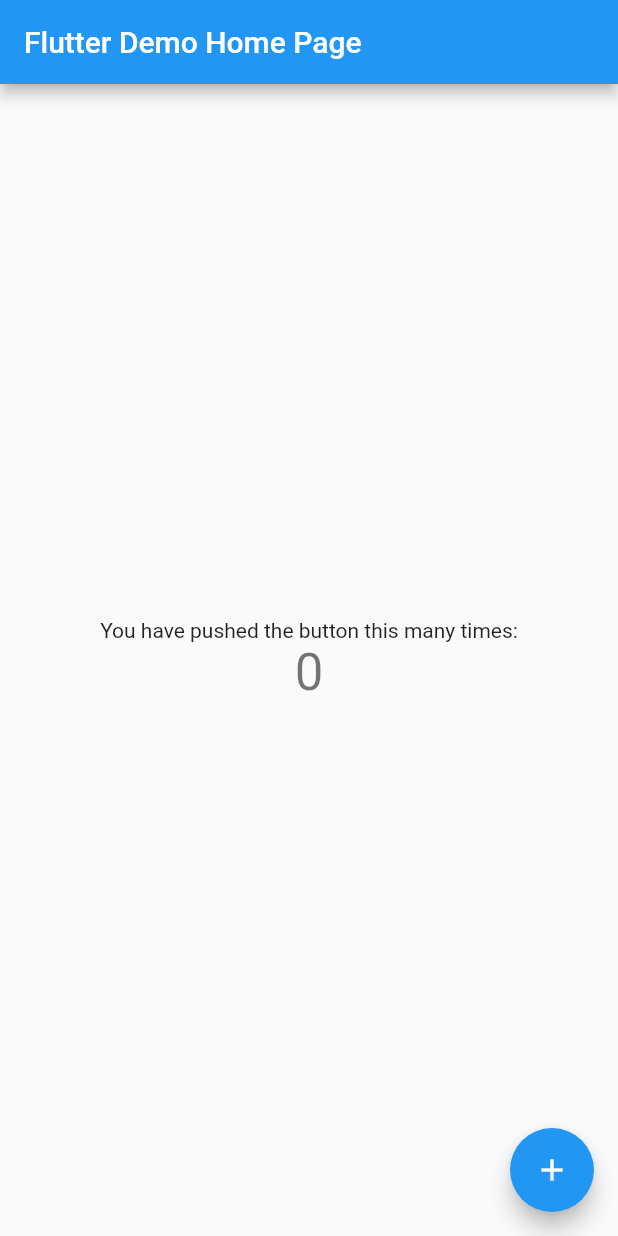
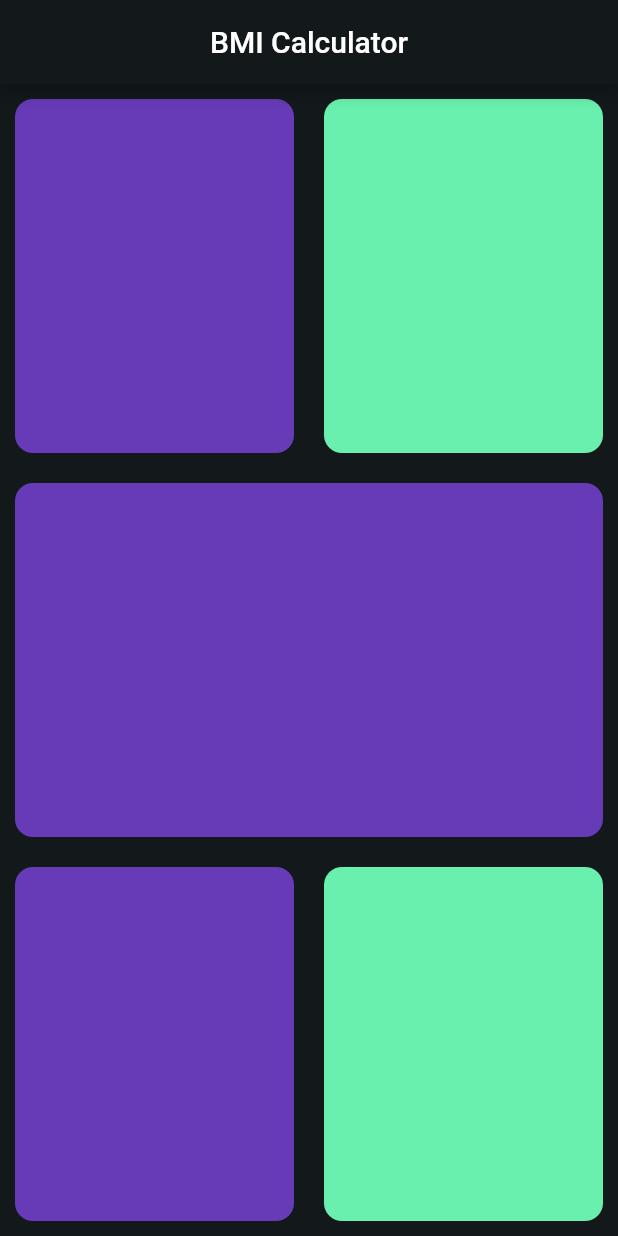
Before and after one commit to fernandomgv/flutter_codigo5_bmi, a Flutter app: the screen it shows after launch, on a phone screen of 412 x 824 dp. Run offline on Flutter 3.47's test engine with Material 2 defaults, Android fonts, the phone set to English and light mode, and no system bars.

```diff
--- a/lib/main.dart
+++ b/lib/main.dart
@@ -1,115 +1,25 @@
 import 'package:flutter/material.dart';
+import 'package:flutter_codigo_bmi/page/input_page.dart';
 
 void main() {
-  runApp(const MyApp());
+  runApp(MyApp());
 }
 
 class MyApp extends StatelessWidget {
   const MyApp({Key? key}) : super(key: key);
 
-  // This widget is the root of your application.
   @override
   Widget build(BuildContext context) {
     return MaterialApp(
-      title: 'Flutter Demo',
-      theme: ThemeData(
-        // This is the theme of your application.
-        //
-        // Try running your application with "flutter run". You'll see the
-        // application has a blue toolbar. Then, without quitting the app, try
-        // changing the primarySwatch below to Colors.green and then invoke
-        // "hot reload" (press "r" in the console where you ran "flutter run",
-        // or simply save your changes to "hot reload" in a Flutter IDE).
-        // Notice that the counter didn't reset back to zero; the application
-        // is not restarted.
-        primarySwatch: Colors.blue,
+      debugShowCheckedModeBanner: false,
+      theme: ThemeData.dark().copyWith(
+        appBarTheme: const AppBarTheme(
+          backgroundColor: Color(0xff13191B),
+        ),
+        scaffoldBackgroundColor: Color(0xff13191B),
       ),
-      home: const MyHomePage(title: 'Flutter Demo Home Page'),
+      //theme: ThemeData.light(),
+      home: InputPage(),
     );
   }
 }
-
-class MyHomePage extends StatefulWidget {
-  const MyHomePage({Key? key, required this.title}) : super(key: key);
-
-  // This widget is the home page of your application. It is stateful, meaning
-  // that it has a State object (defined below) that contains fields that affect
-  // how it looks.
-
-  // This class is the configuration for the state. It holds the values (in this
-  // case the title) provided by the parent (in this case the App widget) and
-  // used by the build method of the State. Fields in a Widget subclass are
-  // always marked "final".
-
-  final String title;
-
-  @override
-  State<MyHomePage> createState() => _MyHomePageState();
-}
-
-class _MyHomePageState extends State<MyHomePage> {
-  int _counter = 0;
-
-  void _incrementCounter() {
-    setState(() {
-      // This call to setState tells the Flutter framework that something has
-      // changed in this State, which causes it to rerun the build method below
-      // so that the display can reflect the updated values. If we changed
-      // _counter without calling setState(), then the build method would not be
-      // called again, and so nothing would appear to happen.
-      _counter++;
-    });
-  }
-
-  @override
-  Widget build(BuildContext context) {
-    // This method is rerun every time setState is called, for instance as done
-    // by the _incrementCounter method above.
-    //
-    // The Flutter framework has been optimized to make rerunning build methods
-    // fast, so that you can just rebuild anything that needs updating rather
-    // than having to individually change instances of widgets.
-    return Scaffold(
-      appBar: AppBar(
-        // Here we take the value from the MyHomePage object that was created by
-        // the App.build method, and use it to set our appbar title.
-        title: Text(widget.title),
-      ),
-      body: Center(
-        // Center is a layout widget. It takes a single child and positions it
-        // in the middle of the parent.
-        child: Column(
-          // Column is also a layout widget. It takes a list of children and
-          // arranges them vertically. By default, it sizes itself to fit its
-          // children horizontally, and tries to be as tall as its parent.
-          //
-          // Invoke "debug painting" (press "p" in the console, choose the
-          // "Toggle Debug Paint" action from the Flutter Inspector in Android
-          // Studio, or the "Toggle Debug Paint" command in Visual Studio Code)
-          // to see the wireframe for each widget.
-          //
-          // Column has various properties to control how it sizes itself and
-          // how it positions its children. Here we use mainAxisAlignment to
-          // center the children vertically; the main axis here is the vertical
-          // axis because Columns are vertical (the cross axis would be
-          // horizontal).
-          mainAxisAlignment: MainAxisAlignment.center,
-          children: <Widget>[
-            const Text(
-              'You have pushed the button this many times:',
-            ),
-            Text(
-              '$_counter',
-              style: Theme.of(context).textTheme.headline4,
-            ),
-          ],
-        ),
-      ),
-      floatingActionButton: FloatingActionButton(
-        onPressed: _incrementCounter,
-        tooltip: 'Increment',
-        child: const Icon(Icons.add),
-      ), // This trailing comma makes auto-formatting nicer for build methods.
-    );
-  }
-}
--- /dev/null
+++ b/lib/page/input_page.dart
@@ -0,0 +1,78 @@
+import 'package:flutter/material.dart';
+
+class InputPage extends StatelessWidget {
+  const InputPage({Key? key}) : super(key: key);
+
+  @override
+  Widget build(BuildContext context) {
+    return Scaffold(
+      appBar: AppBar(
+        //backgroundColor: Colors.deepPurple,
+        title: Text("BMI Calculator"),
+        centerTitle: true,
+      ),
+      body: Column(
+        children: [
+          //primera fila
+          Expanded(
+            child: Row(children: [
+              Expanded(
+                child: ReusableCard(),
+              ),
+              Expanded(child:
+              Container(
+                margin: const EdgeInsets.all(10.0),
+                decoration: BoxDecoration(
+                    color: Colors.greenAccent,
+                    borderRadius: BorderRadius.circular(12.0)
+                ),
+
+              ),
+              )
+            ]),
+          ),
+          //Segunda fila
+          Expanded(
+            child: ReusableCard(),
+          ),
+          //Tercera fila
+          Expanded(
+            child: Row(children: [
+              Expanded(
+                child: ReusableCard(),
+              ),
+              Expanded(child:
+              Container(
+                margin: const EdgeInsets.all(10.0),
+                decoration: BoxDecoration(
+                    color: Colors.greenAccent,
+                    borderRadius: BorderRadius.circular(12.0)
+                ),
+
+              ),
+              )
+            ]),
+          ),
+        ],
+      ),
+    );
+  }
+}
+
+class ReusableCard extends StatelessWidget {
+  const ReusableCard({
+    Key? key,
+  }) : super(key: key);
+
+  @override
+  Widget build(BuildContext context) {
+    return Container(
+      //color: Colors.deepPurple,
+      margin: const EdgeInsets.all(10.0),
+      decoration: BoxDecoration(
+          color: Colors.deepPurple,
+          borderRadius: BorderRadius.circular(12.0)
+      ),
+    );
+  }
+}
```
